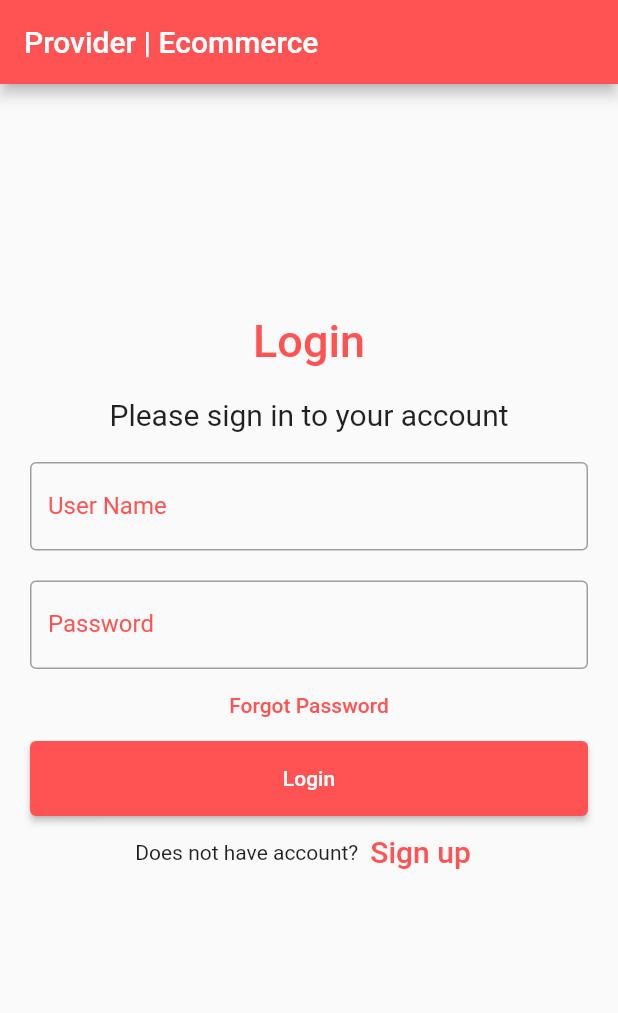
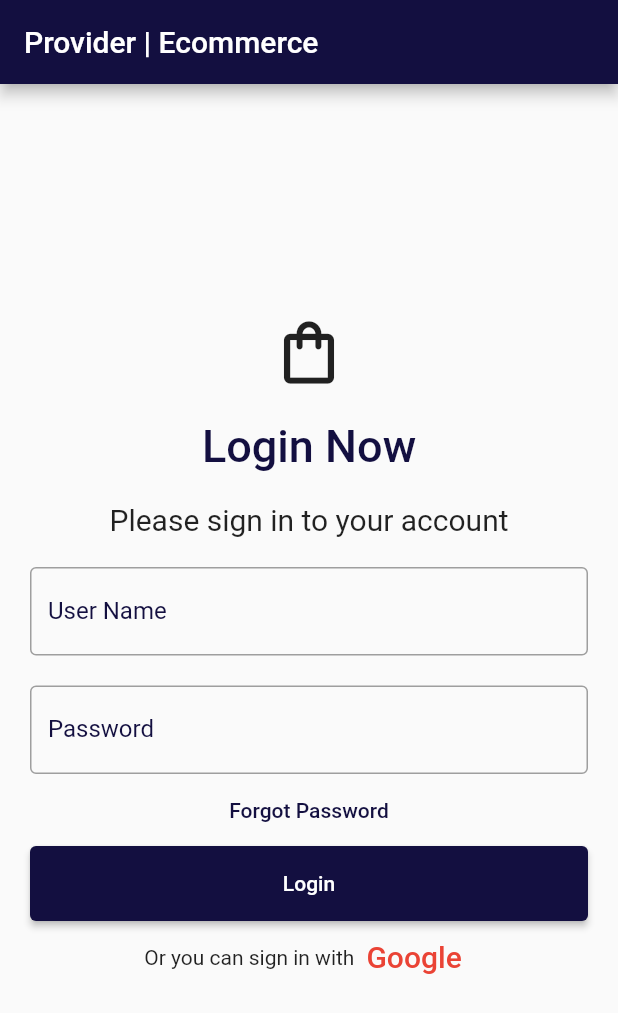
Before and after one commit to AminTahseen/Flutter_Ecommerce_App_Provider, a Flutter app: the screen it shows after launch, on a phone screen of 412 x 824 dp. Shown: the top 1013 px of the screen. Run offline on Flutter 3.47's test engine with Material 2 defaults, Android fonts, the phone set to English and light mode, and no system bars.

Commit message:
recent changes

```diff
--- a/lib/constants/constants.dart
+++ b/lib/constants/constants.dart
@@ -1,2 +1,3 @@
-const String BASE_URL = "https://fakestoreapi.com";
-const String BASE_URL_PRODUCTS = BASE_URL + "/products";
+const String BASE_URL = 'https://fakestoreapi.com';
+const String BASE_URL_PRODUCTS = BASE_URL + '/products';
+const String mainAppColorCode = '#130f40';
--- a/lib/main.dart
+++ b/lib/main.dart
@@ -14,7 +14,6 @@ class MyApp extends StatelessWidget {
     return MaterialApp(
       debugShowCheckedModeBanner: false,
       title: 'Flutter Demo',
-      theme: ThemeData(),
       routes: {
         '/': (context) => LoginScreen(),
         HomeScreen.routeName: (context) => HomeScreen(),
--- a/lib/screens/login_screen.dart
+++ b/lib/screens/login_screen.dart
@@ -1,3 +1,4 @@
+import 'package:ecommerce_app_provider/constants/constants.dart';
 import 'package:ecommerce_app_provider/constants/utils/hex_color.dart';
 import 'package:ecommerce_app_provider/screens/home_screen.dart';
 import 'package:flutter/material.dart';
@@ -18,7 +19,7 @@ class _LoginScreenState extends State<LoginScreen> {
   Widget build(BuildContext context) {
     return Scaffold(
       appBar: AppBar(
-        backgroundColor: HexColor("#ff5252"),
+        backgroundColor: HexColor(mainAppColorCode),
         title: Text('Provider | Ecommerce'),
       ),
       body: Center(
@@ -28,12 +29,20 @@ class _LoginScreenState extends State<LoginScreen> {
           child: ListView(
             children: <Widget>[
               Container(
+                alignment: Alignment.center,
+                padding: const EdgeInsets.all(10),
+                child: Icon(
+                  Icons.shopping_bag_outlined,
+                  size: 50,
+                ),
+              ),
+              Container(
                   alignment: Alignment.center,
                   padding: const EdgeInsets.all(10),
                   child: Text(
-                    'Login',
+                    'Login Now',
                     style: TextStyle(
-                        color: HexColor("#ff5252"),
+                        color: HexColor(mainAppColorCode),
                         fontWeight: FontWeight.w500,
                         fontSize: 30),
                   )),
@@ -52,10 +61,10 @@ class _LoginScreenState extends State<LoginScreen> {
                     enabledBorder: OutlineInputBorder(
                         borderSide: BorderSide(width: 1, color: Colors.grey)),
                     labelText: 'User Name',
-                    labelStyle: TextStyle(color: HexColor("#ff5252")),
+                    labelStyle: TextStyle(color: HexColor(mainAppColorCode)),
                     focusedBorder: OutlineInputBorder(
-                        borderSide:
-                            BorderSide(width: 3, color: HexColor("#ff5252"))),
+                        borderSide: BorderSide(
+                            width: 3, color: HexColor(mainAppColorCode))),
                   ),
                 ),
               ),
@@ -68,10 +77,10 @@ class _LoginScreenState extends State<LoginScreen> {
                     enabledBorder: OutlineInputBorder(
                         borderSide: BorderSide(width: 1, color: Colors.grey)),
                     labelText: 'Password',
-                    labelStyle: TextStyle(color: HexColor("#ff5252")),
+                    labelStyle: TextStyle(color: HexColor(mainAppColorCode)),
                     focusedBorder: OutlineInputBorder(
-                        borderSide:
-                            BorderSide(width: 3, color: HexColor("#ff5252"))),
+                        borderSide: BorderSide(
+                            width: 3, color: HexColor(mainAppColorCode))),
                   ),
                 ),
               ),
@@ -81,7 +90,7 @@ class _LoginScreenState extends State<LoginScreen> {
                 },
                 child: Text(
                   'Forgot Password',
-                  style: TextStyle(color: HexColor("#ff5252")),
+                  style: TextStyle(color: HexColor(mainAppColorCode)),
                 ),
               ),
               Container(
@@ -89,8 +98,8 @@ class _LoginScreenState extends State<LoginScreen> {
                   padding: const EdgeInsets.fromLTRB(10, 0, 10, 0),
                   child: ElevatedButton(
                     child: const Text('Login'),
-                    style:
-                        ElevatedButton.styleFrom(primary: HexColor("#ff5252")),
+                    style: ElevatedButton.styleFrom(
+                        primary: HexColor(mainAppColorCode)),
                     onPressed: () {
                       if (nameController.text == 'ameen' &&
                           passwordController.text == '123456') {
@@ -113,12 +122,11 @@ class _LoginScreenState extends State<LoginScreen> {
                   )),
               Row(
                 children: <Widget>[
-                  const Text('Does not have account?'),
+                  const Text('Or you can sign in with'),
                   TextButton(
                     child: Text(
-                      'Sign up',
-                      style:
-                          TextStyle(fontSize: 20, color: HexColor("#ff5252")),
+                      'Google',
+                      style: TextStyle(fontSize: 20, color: HexColor("EA4335")),
                     ),
                     onPressed: () {
                       //signup screen
--- a/lib/widgets/main_app_bar.dart
+++ b/lib/widgets/main_app_bar.dart
@@ -1,3 +1,4 @@
+import 'package:ecommerce_app_provider/constants/constants.dart';
 import 'package:ecommerce_app_provider/constants/utils/hex_color.dart';
 import 'package:ecommerce_app_provider/screens/cart_screen.dart';
 import 'package:flutter/material.dart';
@@ -9,7 +10,7 @@ AppBar mainAppBar({
   required GlobalKey<ScaffoldState> key,
 }) {
   return AppBar(
-    backgroundColor: HexColor("#ff5252"),
+    backgroundColor: HexColor(mainAppColorCode),
     leading: IconButton(
         onPressed: () => key.currentState!.openDrawer(),
         icon: Icon(Icons.auto_awesome_mosaic_outlined)),
@@ -31,7 +32,7 @@ AppBar mainAppBar({
             preferredSize: const Size.fromHeight(60),
             child: Container(
               margin: const EdgeInsets.all(10.0),
-              color: HexColor("#ff5252"),
+              color: HexColor(mainAppColorCode),
               child: Row(
                 children: <Widget>[
                   Expanded(
@@ -64,7 +65,7 @@ AppBar mainAppBar({
                     child: IconButton(
                       onPressed: () {},
                       icon: Icon(Icons.insert_chart_outlined_sharp),
-                      color: Colors.red,
+                      color: HexColor(mainAppColorCode),
                     ),
                   ),
                 ],
--- a/lib/widgets/main_drawer.dart
+++ b/lib/widgets/main_drawer.dart
@@ -1,3 +1,4 @@
+import 'package:ecommerce_app_provider/constants/constants.dart';
 import 'package:ecommerce_app_provider/constants/utils/hex_color.dart';
 import 'package:ecommerce_app_provider/screens/login_screen.dart';
 import 'package:flutter/material.dart';
@@ -21,7 +22,7 @@ class NavigationDrawer extends StatelessWidget {
               child: Text(
                 "Max Huang",
                 style: TextStyle(
-                    color: HexColor("#ff5252"),
+                    color: HexColor(mainAppColorCode),
                     fontSize: 20,
                     fontWeight: FontWeight.bold),
               ),
--- a/lib/widgets/product_category_item.dart
+++ b/lib/widgets/product_category_item.dart
@@ -1,3 +1,4 @@
+import 'package:ecommerce_app_provider/constants/constants.dart';
 import 'package:ecommerce_app_provider/constants/utils/hex_color.dart';
 import 'package:flutter/material.dart';
 
@@ -24,9 +25,9 @@ class _ProductCategoryItemState extends State<ProductCategoryItem> {
             ? Container(
                 padding: const EdgeInsets.all(20.0),
                 decoration: BoxDecoration(
-                    color: Colors.red,
+                    color: HexColor(mainAppColorCode),
                     border: Border.all(
-                      color: Colors.red,
+                      color: HexColor(mainAppColorCode),
                     ),
                     borderRadius: BorderRadius.all(Radius.circular(30))),
                 child: Row(
```
